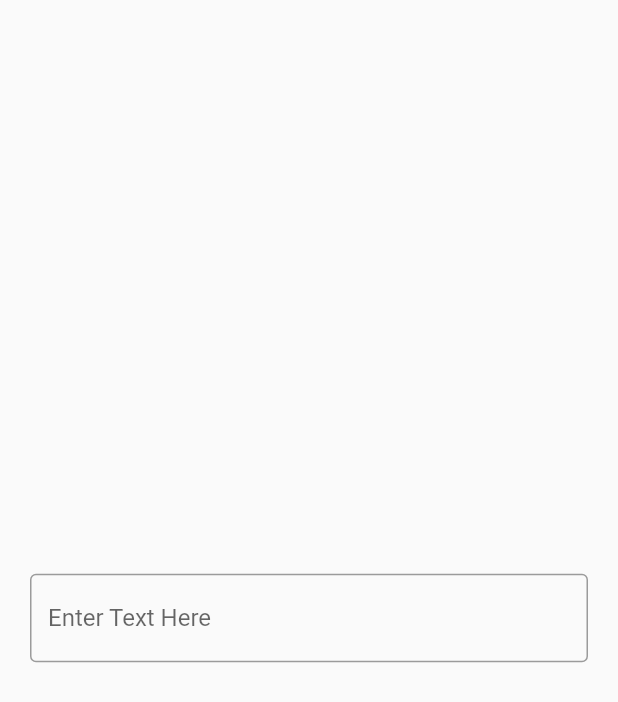
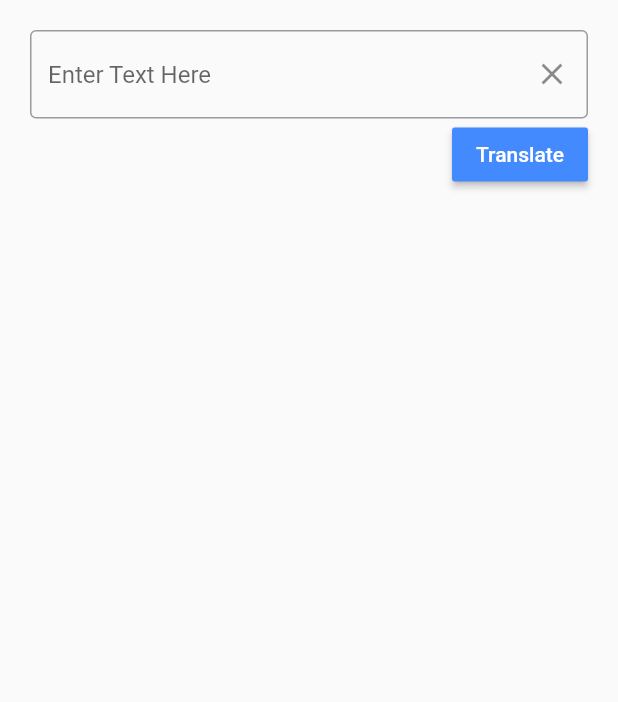
Before and after one commit to MusanjeLawrence/sign_guide, a Flutter app: the Text_to_Sign screen opened directly, on a phone screen of 412 x 824 dp. Shown: the top 702 px of the screen. Run offline on Flutter 3.47's test engine with Material 2 defaults, Android fonts, the phone set to English and light mode, and no system bars.

Commit message:
added retrieving the text entered by the user

```diff
--- a/lib/text_to_sign.dart
+++ b/lib/text_to_sign.dart
@@ -11,8 +11,10 @@ class Text_to_Sign extends StatefulWidget {
 }
 
 class _Text_to_SignState extends State<Text_to_Sign> {
-  //controller to get what u
+  //controller to keep track of what user is typing
   final _textController = TextEditingController();
+  //storing the user input text into a variable
+  String userInput = '';
 
   @override
   Widget build(BuildContext context) {
@@ -20,13 +22,54 @@ class _Text_to_SignState extends State<Text_to_Sign> {
       body: Padding(
         padding: const EdgeInsets.all(20.0),
         child: Column(
+          crossAxisAlignment: CrossAxisAlignment.end,
           mainAxisAlignment: MainAxisAlignment.center,
           children: [
+
+          //text input in the text field code
             TextField(
+              controller: _textController,
               decoration: InputDecoration(
                   hintText: 'Enter Text Here',
-                  border: OutlineInputBorder()),
+                  border: const OutlineInputBorder(),
+              suffixIcon: IconButton(
+                  onPressed: (){
+                    //clear everything in the text field
+                    _textController.clear();
+                  },
+                  icon: const Icon(Icons.clear),
+              ),
+              ),
             ),
+
+            //translate button
+            MaterialButton(
+                onPressed: (){
+                  //update string variable to get the user input\
+                  setState(() {
+                    userInput = _textController.text;
+                  });
+                },
+              color: Colors.blueAccent,
+              child: const Text('Translate',
+              style: TextStyle(
+                  color: Colors.white,
+              ),
+              ),
+            ),
+
+            //dislaying text that user typed in code
+            Expanded(
+              child: Container(
+                child: Center(
+                  child: Text(userInput,
+                      style: TextStyle(
+                        fontSize: 35,
+                      )),
+                ),
+              ),
+            ),
+
           ],
         ),
       ),
```
